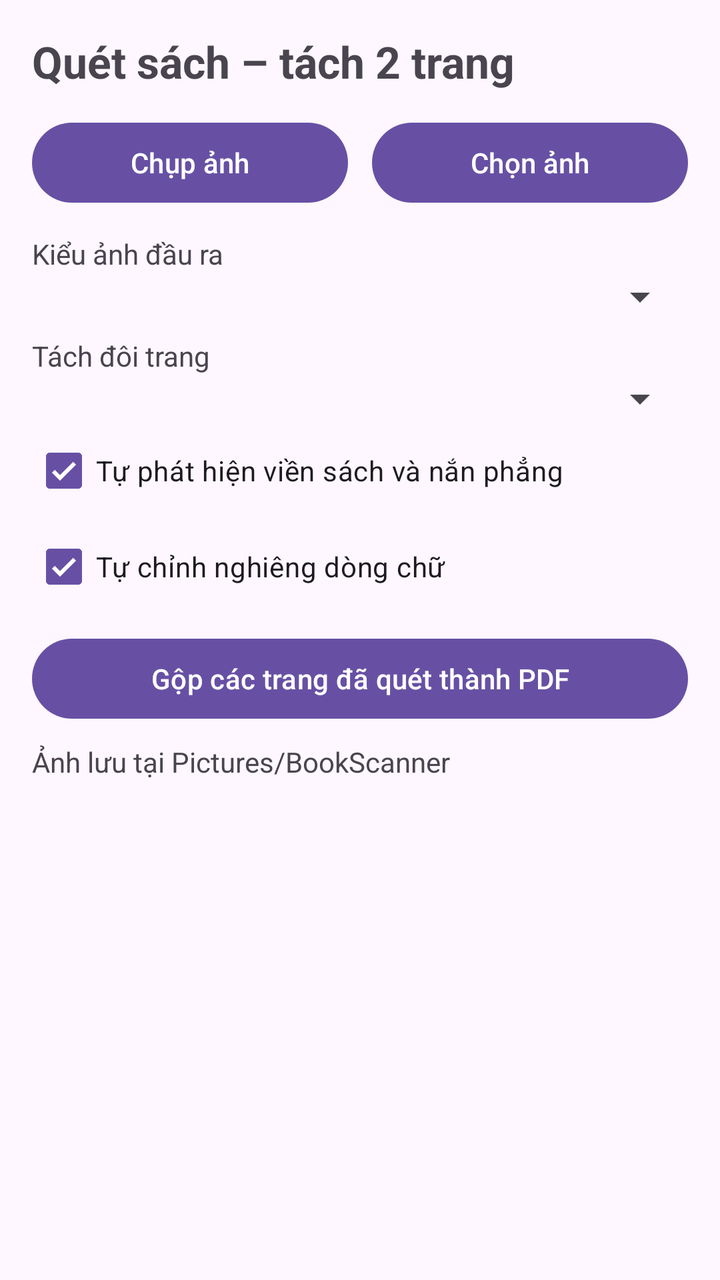
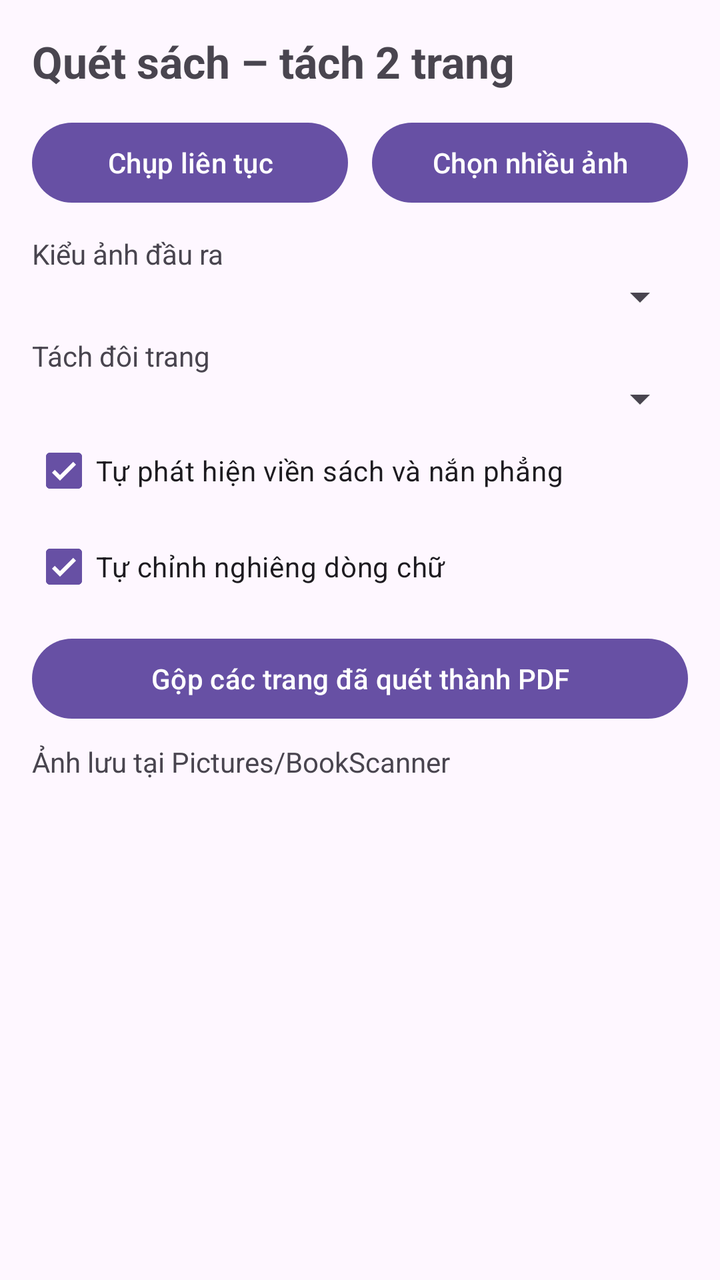

Compare the two renders of this Android layout. The source of the first and the diff that turns it into the second are given below.
<!-- AndroidManifest.xml: application theme Theme.BookScan -->
<!-- res/layout/activity_main.xml -->
<?xml version="1.0" encoding="utf-8"?>
<ScrollView xmlns:android="http://schemas.android.com/apk/res/android"
    android:layout_width="match_parent"
    android:layout_height="match_parent"
    android:fillViewport="true">

    <LinearLayout
        android:layout_width="match_parent"
        android:layout_height="wrap_content"
        android:orientation="vertical"
        android:padding="16dp">

        <TextView
            android:layout_width="wrap_content"
            android:layout_height="wrap_content"
            android:text="Quét sách – tách 2 trang"
            android:textSize="22sp"
            android:textStyle="bold" />

        <LinearLayout
            android:layout_width="match_parent"
            android:layout_height="wrap_content"
            android:layout_marginTop="12dp"
            android:orientation="horizontal">

            <Button
                android:id="@+id/btnCamera"
                android:layout_width="0dp"
                android:layout_height="wrap_content"
                android:layout_marginEnd="6dp"
                android:layout_weight="1"
                android:text="Chụp ảnh" />

            <Button
                android:id="@+id/btnPick"
                android:layout_width="0dp"
                android:layout_height="wrap_content"
                android:layout_marginStart="6dp"
                android:layout_weight="1"
                android:text="Chọn ảnh" />
        </LinearLayout>

        <TextView
            android:layout_width="wrap_content"
            android:layout_height="wrap_content"
            android:layout_marginTop="12dp"
            android:text="Kiểu ảnh đầu ra" />

        <Spinner
            android:id="@+id/spMode"
            android:layout_width="match_parent"
            android:layout_height="wrap_content" />

        <TextView
            android:layout_width="wrap_content"
            android:layout_height="wrap_content"
            android:layout_marginTop="8dp"
            android:text="Tách đôi trang" />

        <Spinner
            android:id="@+id/spSplit"
            android:layout_width="match_parent"
            android:layout_height="wrap_content" />

        <CheckBox
            android:id="@+id/cbCrop"
            android:layout_width="wrap_content"
            android:layout_height="wrap_content"
            android:checked="true"
            android:text="Tự phát hiện viền sách và nắn phẳng" />

        <CheckBox
            android:id="@+id/cbDeskew"
            android:layout_width="wrap_content"
            android:layout_height="wrap_content"
            android:checked="true"
            android:text="Tự chỉnh nghiêng dòng chữ" />

        <Button
            android:id="@+id/btnPdf"
            android:layout_width="match_parent"
            android:layout_height="wrap_content"
            android:layout_marginTop="8dp"
            android:text="Gộp các trang đã quét thành PDF" />

        <ProgressBar
            android:id="@+id/progress"
            style="?android:attr/progressBarStyleHorizontal"
            android:layout_width="match_parent"
            android:layout_height="wrap_content"
            android:indeterminate="true"
            android:visibility="gone" />

        <TextView
            android:id="@+id/tvStatus"
            android:layout_width="match_parent"
            android:layout_height="wrap_content"
            android:layout_marginTop="8dp"
            android:text="Ảnh lưu tại Pictures/BookScanner" />

        <LinearLayout
            android:id="@+id/results"
            android:layout_width="match_parent"
            android:layout_height="wrap_content"
            android:layout_marginTop="8dp"
            android:orientation="vertical" />
    </LinearLayout>
</ScrollView>
<!-- resources referenced by this layout -->
<resources>
  <style name="Theme.BookScan" parent="Theme.Material3.Light.NoActionBar" />
</resources>

<!-- the commit's change to res/layout/activity_main.xml (unified diff, before → after) -->
@@ -29,7 +29,7 @@
                 android:layout_height="wrap_content"
                 android:layout_marginEnd="6dp"
                 android:layout_weight="1"
-                android:text="Chụp ảnh" />
+                android:text="Chụp liên tục" />
 
             <Button
                 android:id="@+id/btnPick"
@@ -37,7 +37,7 @@
                 android:layout_height="wrap_content"
                 android:layout_marginStart="6dp"
                 android:layout_weight="1"
-                android:text="Chọn ảnh" />
+                android:text="Chọn nhiều ảnh" />
         </LinearLayout>
 
         <TextView
